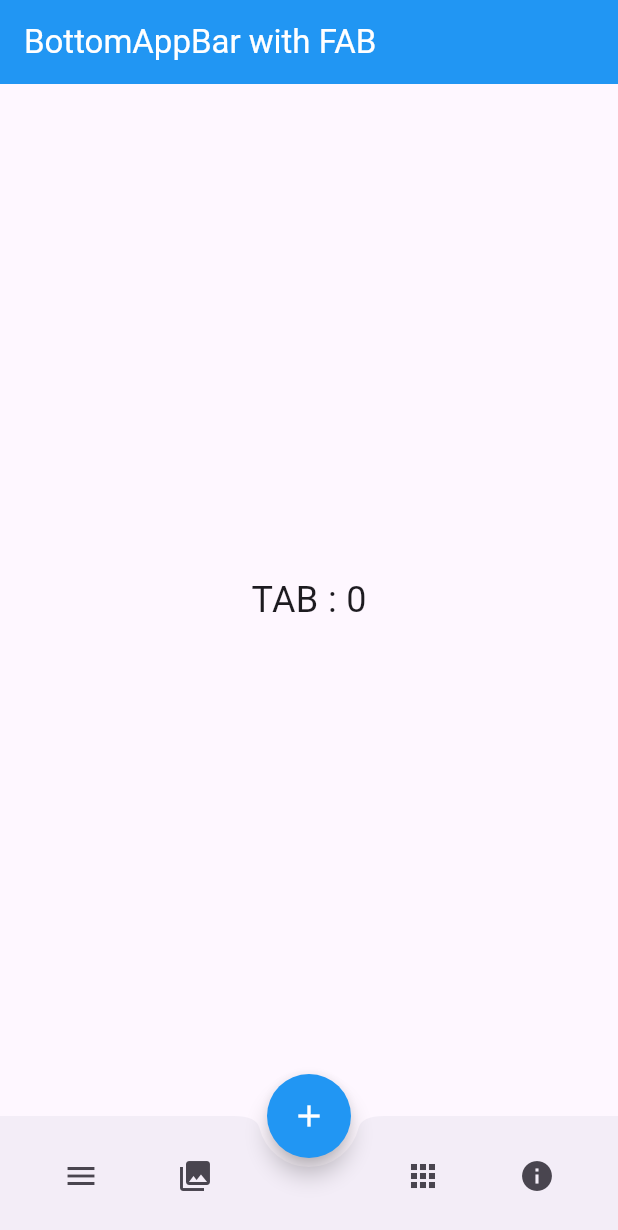
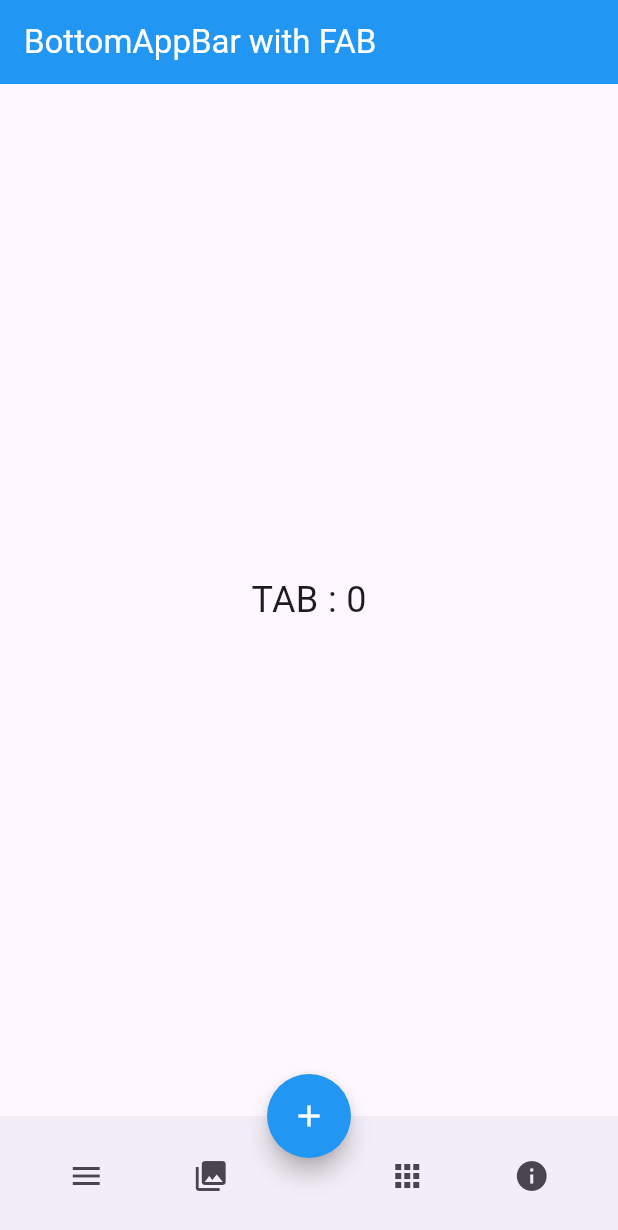
Before and after one commit to anaangelieri/BRADEMO---Aula-04---Exercicios, a Flutter app: the screen it shows after launch, on a phone screen of 412 x 824 dp. Shown: the top 1230 px of the screen. Run offline on Flutter 3.47's test engine with Material 3 defaults, Android fonts, the phone set to English and light mode, and no system bars.

Commit message:
atualizando bottom_nav_bar

```diff
--- a/exercicio2/lib/widgets/bottom_nav_bar.dart
+++ b/exercicio2/lib/widgets/bottom_nav_bar.dart
@@ -3,34 +3,40 @@ import 'package:flutter/material.dart';
 class BottomNavBar extends StatelessWidget {
   final Function(int) onTabSelected;
 
-  const BottomNavBar({Key? key, required this.onTabSelected}) : super(key: key); //construtor
+  const BottomNavBar({Key? key, required this.onTabSelected}) : super(key: key);
 
   @override
   Widget build(BuildContext context) {
+    //lista de icones
+    final icons = [
+      Icons.menu,
+      Icons.collections,
+      Icons.apps,
+      Icons.info,
+    ];
+
     return BottomAppBar(
-      shape: CircularNotchedRectangle(),
-      notchMargin: 6.0,
       child: Row(
         mainAxisAlignment: MainAxisAlignment.spaceAround,
-        children: [
-          IconButton(
-            icon: Icon(Icons.menu),
-            onPressed: () => onTabSelected(0),
-          ),
-          IconButton(
-            icon: Icon(Icons.collections),
-            onPressed: () => onTabSelected(1),
-          ),
-          SizedBox(width: 48),
-          IconButton(
-            icon: Icon(Icons.apps),
-            onPressed: () => onTabSelected(2),
-          ),
-          IconButton(
-            icon: Icon(Icons.info),
-            onPressed: () => onTabSelected(3),
-          ),
-        ],
+        children: List.generate(icons.length, (index) {
+          // espaço para o FAB no meio
+          if (index == 2) {
+            return Row(
+              children: [
+                const SizedBox(width: 48),
+                IconButton(
+                  icon: Icon(icons[index]),
+                  onPressed: () => onTabSelected(index),
+                ),
+              ],
+            );
+          }
+
+          return IconButton(
+            icon: Icon(icons[index]),
+            onPressed: () => onTabSelected(index),
+          );
+        }),
       ),
     );
   }
```
